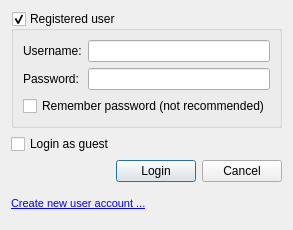
pokerth/pokerth, file src/gui/qt/internetgamelogindialog.ui: the form before one commit.
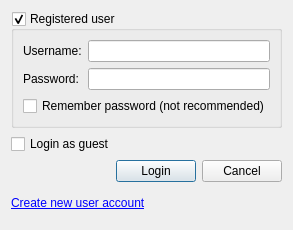
The form after the commit.

Diff of the .ui file:
```diff
--- a/src/gui/qt/internetgamelogindialog.ui
+++ b/src/gui/qt/internetgamelogindialog.ui
@@ -101,11 +101,11 @@
       <string>&lt;!DOCTYPE HTML PUBLIC &quot;-//W3C//DTD HTML 4.0//EN&quot; &quot;http://www.w3.org/TR/REC-html40/strict.dtd&quot;&gt;
 &lt;html&gt;&lt;head&gt;&lt;meta name=&quot;qrichtext&quot; content=&quot;1&quot; /&gt;&lt;style type=&quot;text/css&quot;&gt;
 p, li { white-space: pre-wrap; }
-&lt;/style&gt;&lt;/head&gt;&lt;body style=&quot; font-family:'Nimbus Sans L'; font-size:8pt; font-weight:400; font-style:normal;&quot;&gt;
+&lt;/style&gt;&lt;/head&gt;&lt;body&gt;
 &lt;table style=&quot;-qt-table-type: root; margin-top:4px; margin-bottom:4px; margin-left:4px; margin-right:4px;&quot;&gt;
 &lt;tr&gt;
 &lt;td style=&quot;border: none;&quot;&gt;
-&lt;p style=&quot; margin-top:0px; margin-bottom:0px; margin-left:0px; margin-right:0px; -qt-block-indent:0; text-indent:0px;&quot;&gt;&lt;a href=&quot;http://create-gaming-account.pokerth.net&quot;&gt;&lt;span style=&quot; text-decoration: underline; color:#0000ff;&quot;&gt;Create new user account ...&lt;/span&gt;&lt;/a&gt;&lt;/p&gt;&lt;/td&gt;&lt;/tr&gt;&lt;/table&gt;&lt;/body&gt;&lt;/html&gt;</string>
+&lt;p style=&quot; margin-top:0px; margin-bottom:0px; margin-left:0px; margin-right:0px; -qt-block-indent:0; text-indent:0px;&quot;&gt;&lt;a href=&quot;http://create-gaming-account.pokerth.net&quot;&gt;&lt;span style=&quot; text-decoration: underline; color:#0000ff;&quot;&gt;Create new user account&lt;/span&gt;&lt;/a&gt;&lt;/p&gt;&lt;/td&gt;&lt;/tr&gt;&lt;/table&gt;&lt;/body&gt;&lt;/html&gt;</string>
      </property>
      <property name="openExternalLinks">
       <bool>true</bool>
```
